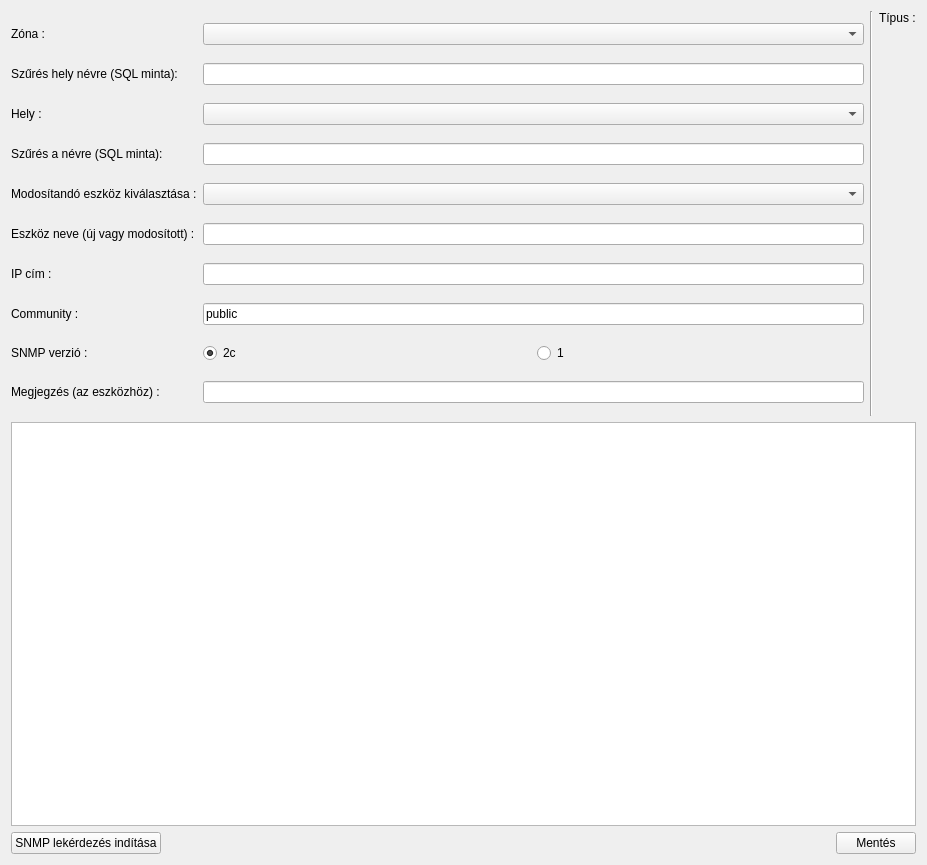
This is lv2g/snmpdevquery.ui in csikfer/lanview2 as Qt 5 draws it before an edit. The edited form follows.
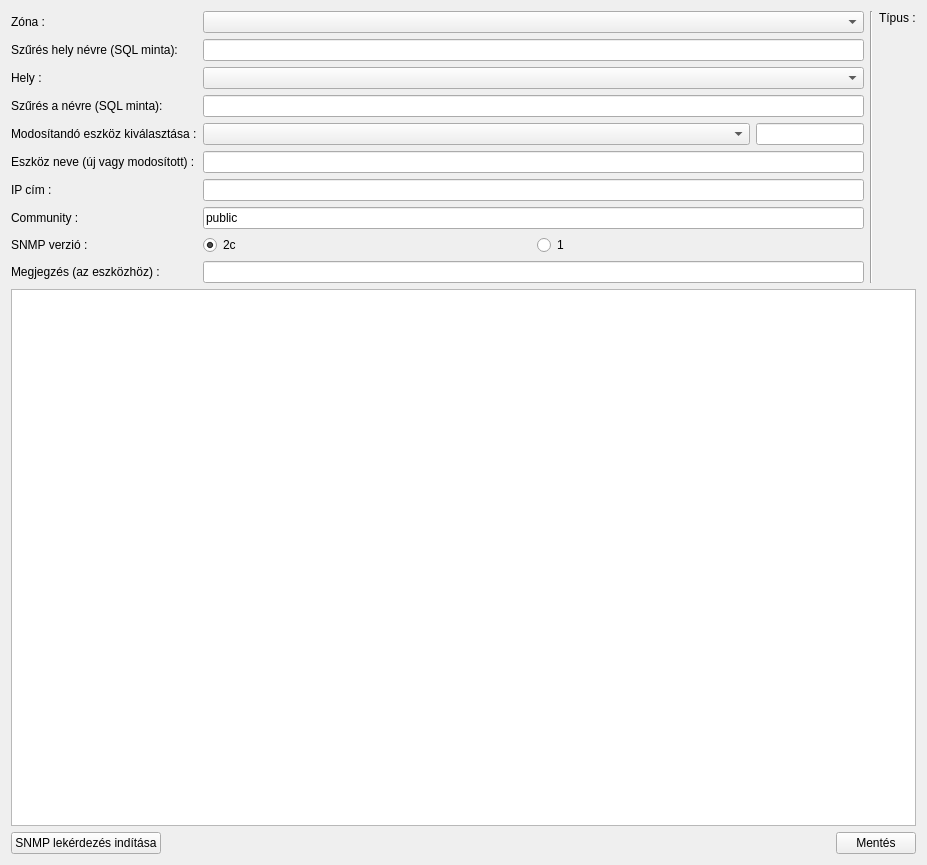
This is the edited form.

Commit message: SNMP eszköz lekérdezés javítása (egyedi kivételek kezelése).

Diff of the .ui file:
```diff
--- a/lv2g/snmpdevquery.ui
+++ b/lv2g/snmpdevquery.ui
@@ -13,7 +13,7 @@
   <property name="windowTitle">
    <string>Form</string>
   </property>
-  <layout class="QVBoxLayout" name="verticalLayout_2">
+  <layout class="QVBoxLayout" name="verticalLayout_2" stretch="0,1,0">
    <item>
     <layout class="QHBoxLayout" name="horizontalLayout_2">
      <item>
@@ -65,9 +65,6 @@
          </property>
         </widget>
        </item>
-       <item row="4" column="1">
-        <widget class="QComboBox" name="comboBoxNode"/>
-       </item>
        <item row="5" column="0">
         <widget class="QLabel" name="labelName">
          <property name="text">
@@ -146,6 +143,29 @@
          </item>
         </layout>
        </item>
+       <item row="4" column="1">
+        <layout class="QHBoxLayout" name="horizontalLayout_4" stretch="1,0">
+         <item>
+          <widget class="QComboBox" name="comboBoxNode"/>
+         </item>
+         <item>
+          <widget class="QLineEdit" name="lineEditNodeId">
+           <property name="sizePolicy">
+            <sizepolicy hsizetype="Maximum" vsizetype="Fixed">
+             <horstretch>0</horstretch>
+             <verstretch>0</verstretch>
+            </sizepolicy>
+           </property>
+           <property name="text">
+            <string/>
+           </property>
+           <property name="readOnly">
+            <bool>true</bool>
+           </property>
+          </widget>
+         </item>
+        </layout>
+       </item>
       </layout>
      </item>
      <item>
```
The commit also changes 2 other files.
